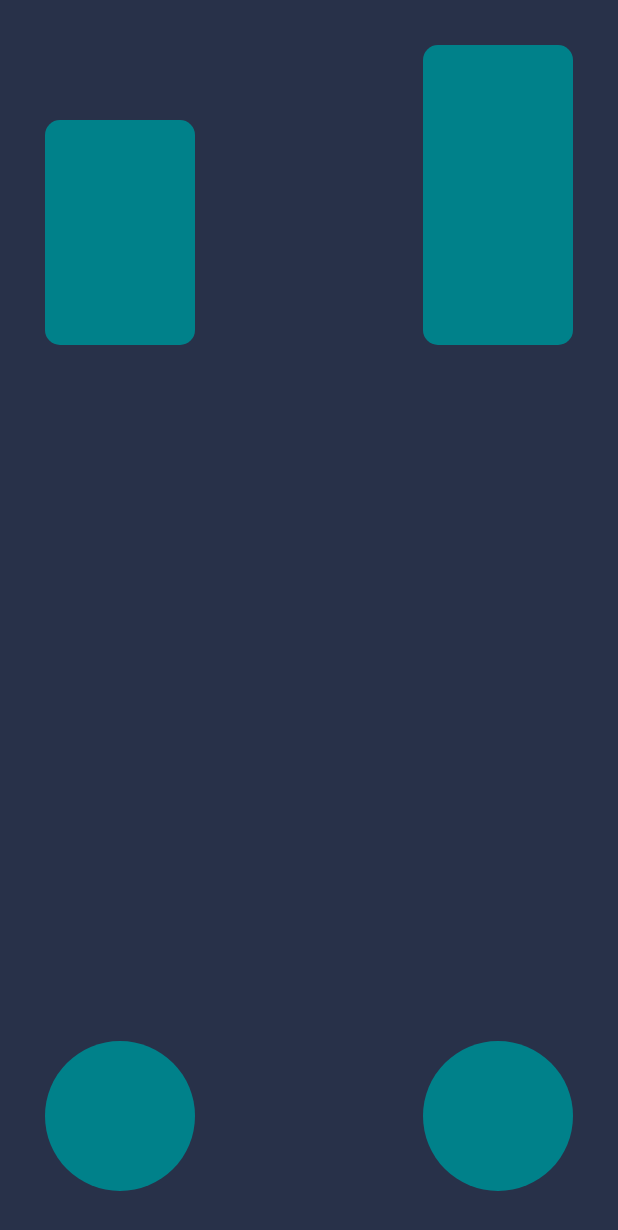
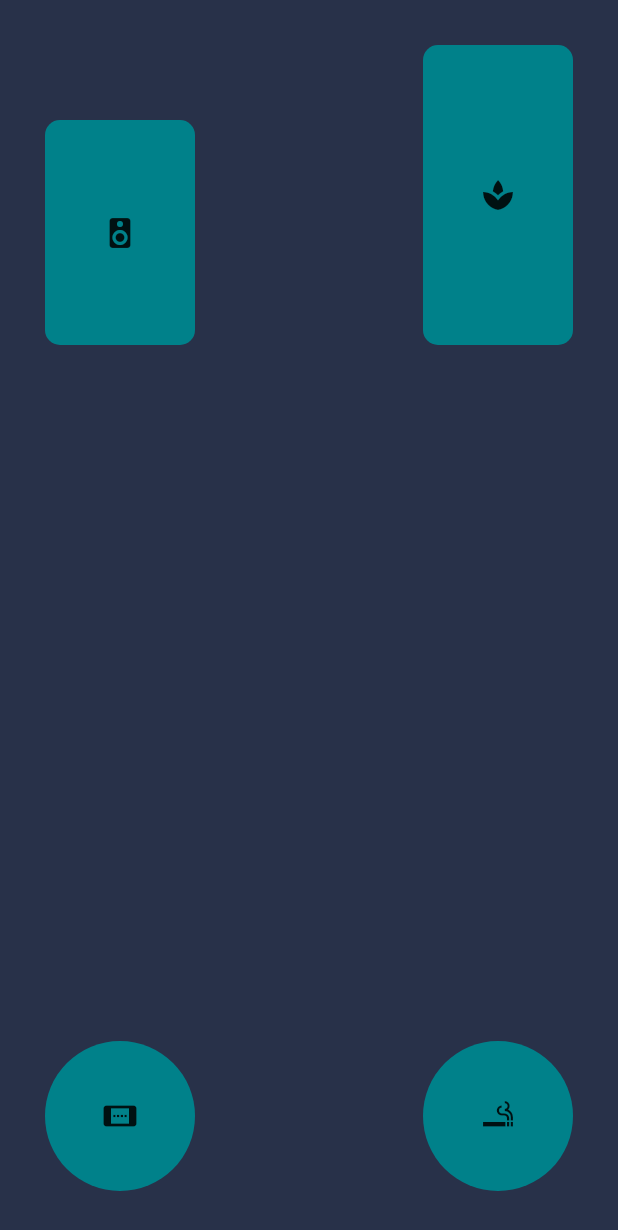
Before and after one commit to mebn/klasApp, a Flutter app: the screen it shows after launch, on a phone screen of 412 x 824 dp. Shown: the top 1230 px of the screen. Run offline on Flutter 3.47's test engine with Material 2 defaults, Android fonts, the phone set to English and light mode, and no system bars; missing offline and left inert: flutter_socket_io.

Commit message:
added icons

```diff
--- a/lib/main.dart
+++ b/lib/main.dart
@@ -121,6 +121,9 @@ class MyHomePageState extends State<MyHomePage> {
                         margin: EdgeInsets.only(top: 80.0, left: 30.0),
                         width: 100.0,
                         height: 150.0,
+                        child: new Center(
+                          child: new Icon(IconData(0xe5db, fontFamily: 'MaterialIcons')),
+                        ),
                       ),
                     ),
                     // forward
@@ -136,6 +139,9 @@ class MyHomePageState extends State<MyHomePage> {
                         margin: EdgeInsets.only(top: 30.0, right: 30.0),
                         width: 100.0,
                         height: 200.0,
+                        child: new Center(
+                          child: new Icon(IconData(0xe5d8, fontFamily: 'MaterialIcons')),
+                        ),
                       ),
                     ),
                   ],
@@ -156,6 +162,9 @@ class MyHomePageState extends State<MyHomePage> {
                         margin: EdgeInsets.only(bottom: 30.0, left: 30.0),
                         width: 100.0,
                         height: 100.0,
+                        child: new Center(
+                          child: new Icon(IconData(0xe5c4, fontFamily: 'MaterialIcons', matchTextDirection: true)),
+                        ),
                       ),
                     ),
                     // right
@@ -171,6 +180,9 @@ class MyHomePageState extends State<MyHomePage> {
                         margin: EdgeInsets.only(bottom: 30.0, right: 30.0),
                         width: 100.0,
                         height: 100.0,
+                        child: new Center(
+                          child: new Icon(IconData(0xe5c8, fontFamily: 'MaterialIcons', matchTextDirection: true)),
+                        ),
                       ),
                     ),
                   ],
@@ -205,6 +217,9 @@ class MyHomePageState extends State<MyHomePage> {
                             margin: EdgeInsets.only(bottom: 30.0, left: 30.0),
                             width: 100.0,
                             height: 100.0,
+                            child: new Center(
+                              child: new Icon(IconData(0xe5c4, fontFamily: 'MaterialIcons', matchTextDirection: true)),
+                            ),
                           ),
                         ),
                         // right
@@ -220,6 +235,9 @@ class MyHomePageState extends State<MyHomePage> {
                             margin: EdgeInsets.only(bottom: 30.0, left: 30.0),
                             width: 100.0,
                             height: 100.0,
+                            child: new Center(
+                              child: new Icon(IconData(0xe5c8, fontFamily: 'MaterialIcons', matchTextDirection: true)),
+                            ),
                           ),
                         ),
                       ],
@@ -241,6 +259,9 @@ class MyHomePageState extends State<MyHomePage> {
                             margin: EdgeInsets.only(bottom: 30.0, right: 30.0),
                             width: 100.0,
                             height: 150.0,
+                            child: new Center(
+                              child: new Icon(IconData(0xe5db, fontFamily: 'MaterialIcons')),
+                            ),
                           ),
                         ),
                         // forward
@@ -256,6 +277,9 @@ class MyHomePageState extends State<MyHomePage> {
                             margin: EdgeInsets.only(bottom: 30.0, right: 30.0),
                             width: 100.0,
                             height: 200.0,
+                            child: new Center(
+                              child: new Icon(IconData(0xe5d8, fontFamily: 'MaterialIcons')),
+                            ),
                           ),
                         ),
                       ],
```
